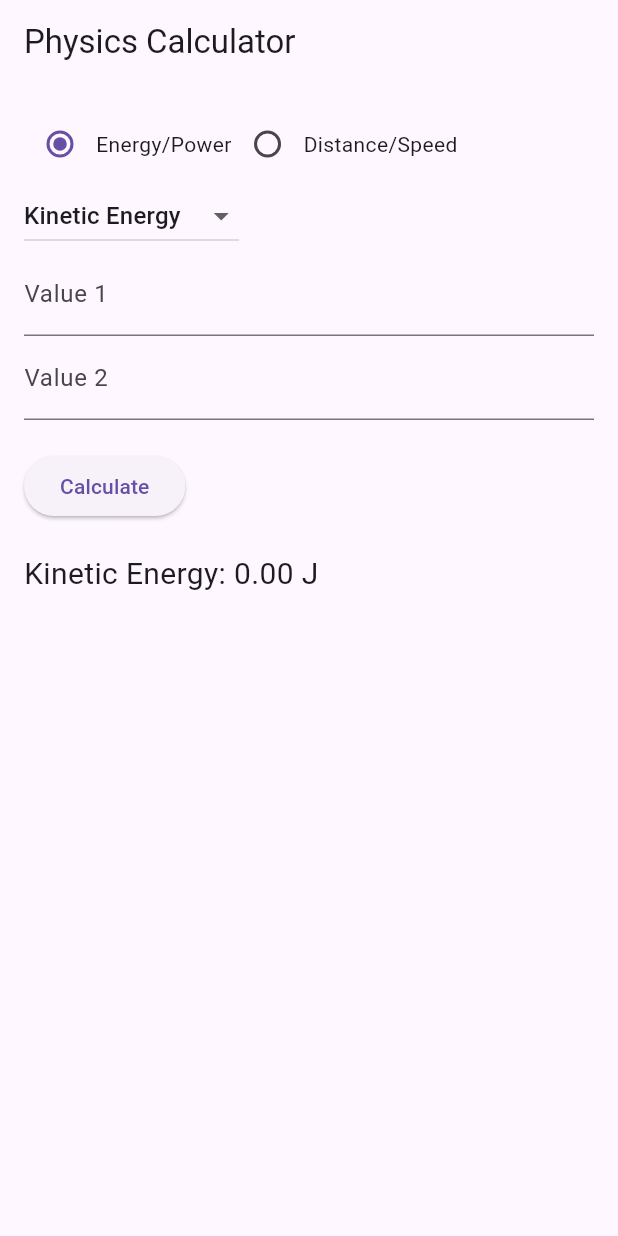
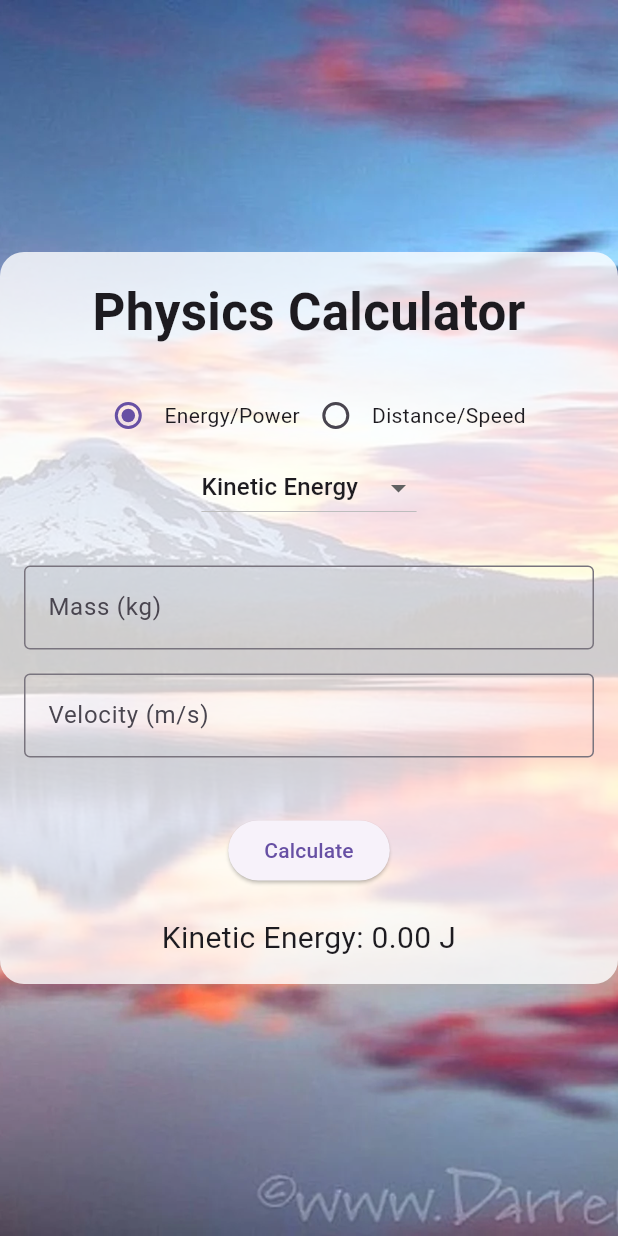
Before and after one commit to chigbochidera/mini-dart-project, a Flutter app: the screen it shows after launch, after a tap on "Calculate", on a phone screen of 412 x 824 dp. Run offline on Flutter 3.47's test engine with Material 3 defaults, Android fonts, the phone set to English and light mode, and no system bars.

Commit message:
added a background image then changed the name of the labels on the textbox

```diff
--- a/lib/main.dart
+++ b/lib/main.dart
@@ -10,6 +10,7 @@ class PhysicsCalculatorApp extends StatelessWidget {
   @override
   Widget build(BuildContext context) {
     return MaterialApp(
+      debugShowCheckedModeBanner: false, // Remove debug banner
       home: PhysicsCalculatorHome(),
     );
   }
@@ -23,6 +24,7 @@ class PhysicsCalculatorHome extends StatefulWidget {
 class _PhysicsCalculatorHomeState extends State<PhysicsCalculatorHome> {
   String calculationType = 'Energy/Power';
   String selectedCalculation = 'Kinetic Energy';
+
   final Map<String, List<String>> options = {
     'Energy/Power': [
       'Kinetic Energy',
@@ -30,63 +32,110 @@ class _PhysicsCalculatorHomeState extends State<PhysicsCalculatorHome> {
       'Work Done',
       'Power'
     ],
-    'Distance/Speed': [
-      'Average Speed',
-      'Distance Travelled',
-      'Time of Travel'
-    ],
+    'Distance/Speed': ['Average Speed', 'Distance Travelled', 'Time of Travel'],
   };
 
-  TextEditingController controller1 = TextEditingController();
-  TextEditingController controller2 = TextEditingController();
+  // Number of input fields for each calculation
+  final Map<String, int> inputCount = {
+    'Kinetic Energy': 2,
+    'Potential Energy': 3, // Updated to 3 inputs
+    'Work Done': 2,
+    'Power': 2,
+    'Average Speed': 2,
+    'Distance Travelled': 2,
+    'Time of Travel': 2,
+  };
+
+  // Labels for input fields based on the calculation
+  final Map<String, List<String>> inputLabels = {
+    'Kinetic Energy': ['Mass (kg)', 'Velocity (m/s)'],
+    'Potential Energy': ['Mass (kg)', 'Height (m)', 'Gravity (m/s²)'],
+    'Work Done': ['Force (N)', 'Distance (m)'],
+    'Power': ['Work Done (J)', 'Time (s)'],
+    'Average Speed': ['Distance (m)', 'Time (s)'],
+    'Distance Travelled': ['Speed (m/s)', 'Time (s)'],
+    'Time of Travel': ['Distance (m)', 'Speed (m/s)'],
+  };
+
+  List<TextEditingController> controllers = [
+    TextEditingController(),
+    TextEditingController()
+  ];
 
   String result = '';
 
   void calculate() {
-    double value1 = double.tryParse(controller1.text) ?? 0;
-    double value2 = double.tryParse(controller2.text) ?? 0;
+    double value1 = double.tryParse(controllers[0].text) ?? 0;
+    double value2 = double.tryParse(controllers[1].text) ?? 0;
+    double value3 =
+        controllers.length > 2 ? double.tryParse(controllers[2].text) ?? 0 : 0;
 
     setState(() {
-      switch (selectedCalculation) {
-        case 'Kinetic Energy':
-          result = 'Kinetic Energy: ${(0.5 * value1 * value2 * value2).toStringAsFixed(2)} J';
-          break;
-        case 'Potential Energy':
-          result = 'Potential Energy: ${(value1 * value2 * 9.8).toStringAsFixed(2)} J';
-          break;
-        case 'Work Done':
+      if (selectedCalculation == 'Kinetic Energy') {
+        result =
+            'Kinetic Energy: ${(0.5 * value1 * value2 * value2).toStringAsFixed(2)} J';
+      } else if (selectedCalculation == 'Potential Energy') {
+        result =
+            'Potential Energy: ${(value1 * value2 * value3).toStringAsFixed(2)} J';
+      } else if (selectedCalculation == 'Work Done') {
         result = 'Work Done: ${(value1 * value2).toStringAsFixed(2)} J';
-          break;
-        case 'Power':
+      } else if (selectedCalculation == 'Power') {
         result = 'Power: ${(value1 / value2).toStringAsFixed(2)} W';
-          break;
-        case 'Average Speed':
+      } else if (selectedCalculation == 'Average Speed') {
         result = 'Average Speed: ${(value1 / value2).toStringAsFixed(2)} m/s';
-          break;
-        case 'Distance Travelled':
-          result = 'Distance Travelled: ${(value1 * value2).toStringAsFixed(2)} m';
-          break;
-        case 'Time of Travel':
+      } else if (selectedCalculation == 'Distance Travelled') {
+        result =
+            'Distance Travelled: ${(value1 * value2).toStringAsFixed(2)} m';
+      } else if (selectedCalculation == 'Time of Travel') {
         result = 'Time of Travel: ${(value1 / value2).toStringAsFixed(2)} s';
-          break;
-        default:
+      } else {
         result = 'Invalid Calculation';
       }
     });
   }
 
+  void updateInputFields() {
+    int count = inputCount[selectedCalculation] ?? 2;
+    controllers = List.generate(count, (index) => TextEditingController());
+  }
+
+  @override
+  void initState() {
+    super.initState();
+    updateInputFields();
+  }
+
   @override
   Widget build(BuildContext context) {
     return Scaffold(
-      appBar: AppBar(
-        title: Text('Physics Calculator'),
+      body: Stack(
+        fit: StackFit.expand,
+        children: [
+          Image.asset(
+            'assets/background.webp',
+            fit: BoxFit.cover,
           ),
-      body: Padding(
+          Center(
+            child: Container(
               padding: const EdgeInsets.all(16.0),
+              decoration: BoxDecoration(
+                color: Colors.white.withOpacity(0.8),
+                borderRadius: BorderRadius.circular(16),
+              ),
               child: Column(
-          crossAxisAlignment: CrossAxisAlignment.start,
+                mainAxisSize: MainAxisSize.min,
+                crossAxisAlignment: CrossAxisAlignment.center,
                 children: <Widget>[
+                  Text(
+                    'Physics Calculator',
+                    style: TextStyle(
+                      fontSize: 34,
+                      fontWeight: FontWeight.bold,
+                    ),
+                  ),
+                  SizedBox(height: 20),
                   Row(
+                    mainAxisAlignment: MainAxisAlignment.center,
                     children: <Widget>[
                       Radio(
                         value: 'Energy/Power',
@@ -95,6 +144,7 @@ class _PhysicsCalculatorHomeState extends State<PhysicsCalculatorHome> {
                           setState(() {
                             calculationType = value!;
                             selectedCalculation = options[calculationType]![0];
+                            updateInputFields();
                           });
                         },
                       ),
@@ -106,6 +156,7 @@ class _PhysicsCalculatorHomeState extends State<PhysicsCalculatorHome> {
                           setState(() {
                             calculationType = value!;
                             selectedCalculation = options[calculationType]![0];
+                            updateInputFields();
                           });
                         },
                       ),
@@ -117,6 +168,7 @@ class _PhysicsCalculatorHomeState extends State<PhysicsCalculatorHome> {
                     onChanged: (String? newValue) {
                       setState(() {
                         selectedCalculation = newValue!;
+                        updateInputFields();
                       });
                     },
                     items: options[calculationType]!
@@ -127,29 +179,37 @@ class _PhysicsCalculatorHomeState extends State<PhysicsCalculatorHome> {
                       );
                     }).toList(),
                   ),
-            TextField(
-              controller: controller1,
+                  SizedBox(height: 20),
+                  ...List.generate(controllers.length, (index) {
+                    return Padding(
+                      padding: const EdgeInsets.symmetric(vertical: 8.0),
+                      child: TextField(
+                        controller: controllers[index],
                         keyboardType: TextInputType.number,
                         decoration: InputDecoration(
-                labelText: 'Value 1',
+                          labelText: inputLabels[selectedCalculation]?[index] ??
+                              'Value ${index + 1}',
+                          border: OutlineInputBorder(),
                         ),
                       ),
-            TextField(
-              controller: controller2,
-              keyboardType: TextInputType.number,
-              decoration: InputDecoration(
-                labelText: 'Value 2',
-              ),
-            ),
-            SizedBox(height: 20),
+                    );
+                  }),
+                  SizedBox(height: 30),
                   ElevatedButton(
                     onPressed: calculate,
                     child: Text('Calculate'),
                   ),
                   SizedBox(height: 20),
-            Text(result, style: TextStyle(fontSize: 20)),
+                  Text(
+                    result,
+                    style: TextStyle(fontSize: 20),
+                    textAlign: TextAlign.center,
+                  ),
                 ],
               ),
+            ),
+          ),
+        ],
       ),
     );
   }
--- a/pubspec.yaml
+++ b/pubspec.yaml
@@ -59,8 +59,8 @@ flutter:
   uses-material-design: true
 
   # To add assets to your application, add an assets section, like this:
-  # assets:
-  #   - images/a_dot_burr.jpeg
+  assets:
+    - assets/background.webp
   #   - images/a_dot_ham.jpeg
 
   # An image asset can refer to one or more resolution-specific "variants", see
```
Also changed, not shown: assets/background.webp (added), assets/background1.webp (added), assets/backround2.jpeg (added), pubspec.lock. Lines whose indentation alone changed are shown as unchanged.
